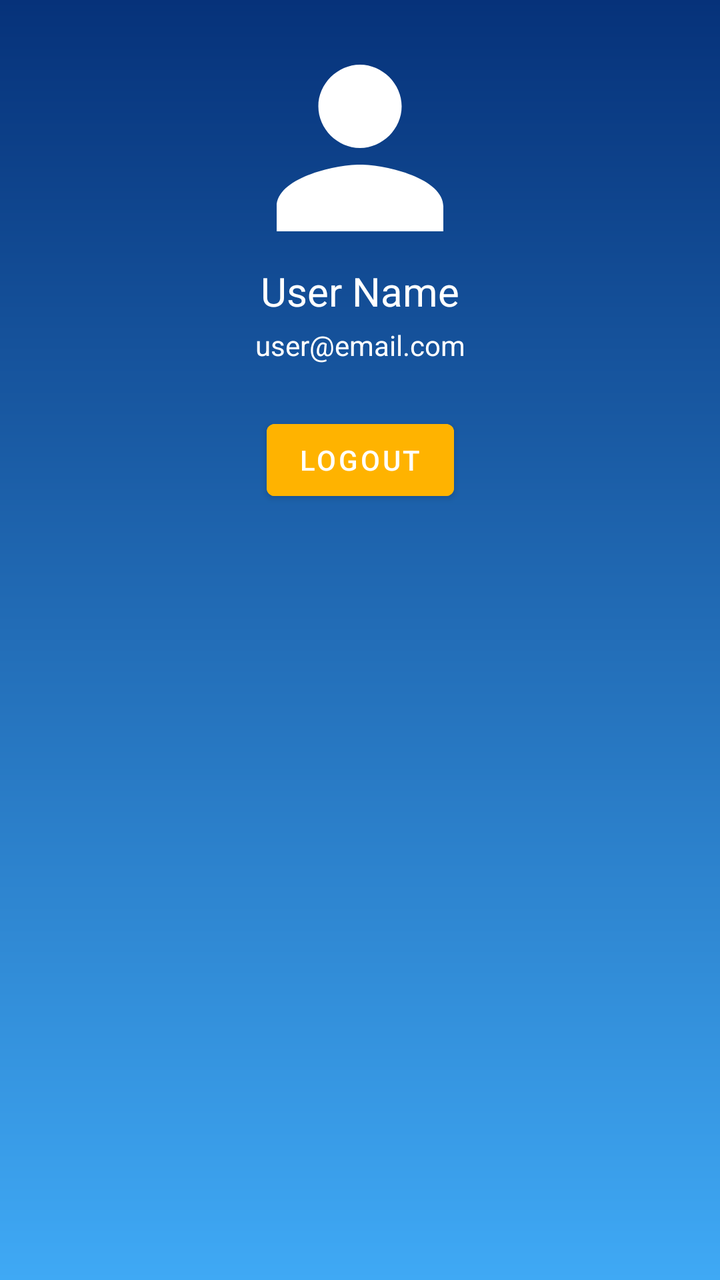
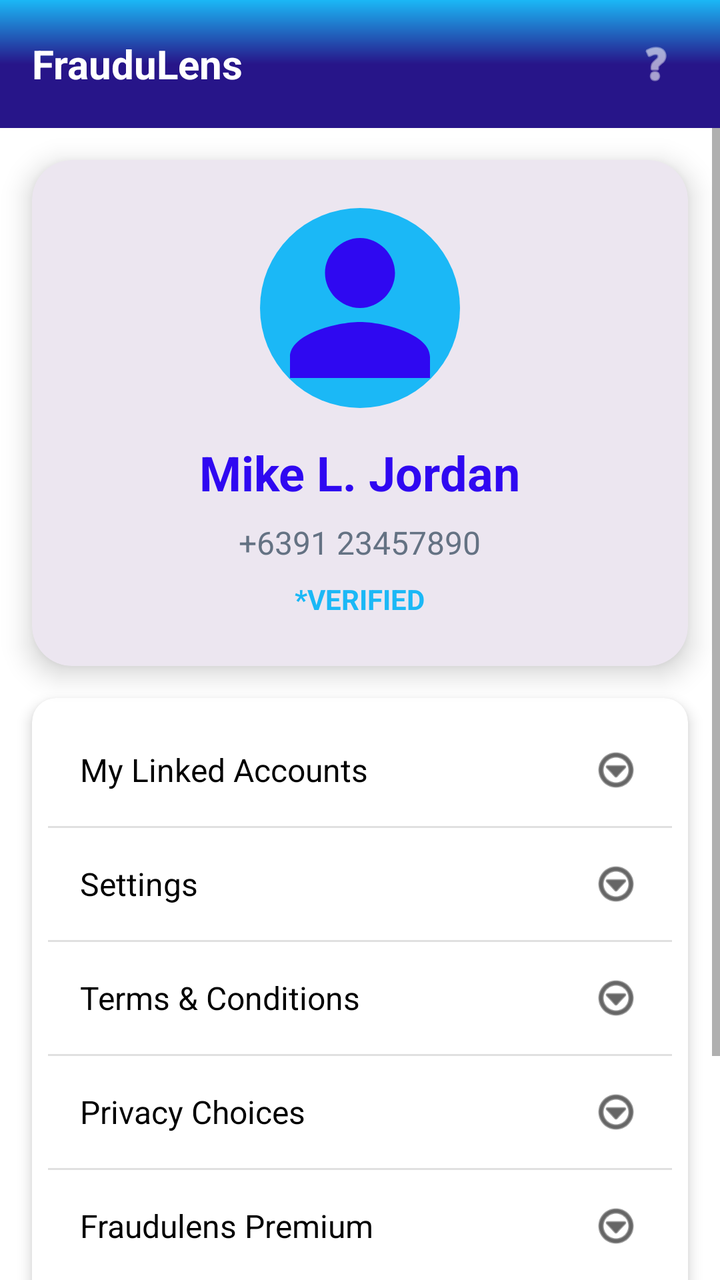

An Android layout rendered at two revisions. The XML below is the earlier revision; the diff shows what the commit changed to produce the second picture.
<!-- AndroidManifest.xml: application theme Theme.FrauduLens -->
<!-- res/layout/fragment_profile.xml -->
<?xml version="1.0" encoding="utf-8"?>
<androidx.constraintlayout.widget.ConstraintLayout
    xmlns:android="http://schemas.android.com/apk/res/android"
    xmlns:app="http://schemas.android.com/apk/res-auto"
    android:layout_width="match_parent"
    android:layout_height="match_parent"
    android:background="@drawable/gradient_bg"
    android:padding="24dp">

    <ImageView
        android:id="@+id/ivProfile"
        android:layout_width="100dp"
        android:layout_height="100dp"
        android:src="@drawable/ic_profile"
        android:tint="@color/white"
        android:layout_marginBottom="8dp"
        app:layout_constraintTop_toTopOf="parent"
        app:layout_constraintStart_toStartOf="parent"
        app:layout_constraintEnd_toEndOf="parent" />

    <TextView
        android:id="@+id/tvName"
        android:layout_width="wrap_content"
        android:layout_height="wrap_content"
        android:text="User Name"
        android:textSize="20sp"
        android:textColor="@color/white"
        app:layout_constraintTop_toBottomOf="@id/ivProfile"
        app:layout_constraintStart_toStartOf="parent"
        app:layout_constraintEnd_toEndOf="parent"
        android:layout_marginTop="8dp" />

    <TextView
        android:id="@+id/tvEmail"
        android:layout_width="wrap_content"
        android:layout_height="wrap_content"
        android:text="user@email.com"
        android:textColor="@color/white"
        app:layout_constraintTop_toBottomOf="@id/tvName"
        app:layout_constraintStart_toStartOf="parent"
        app:layout_constraintEnd_toEndOf="parent"
        android:layout_marginTop="4dp" />

    <Button
        android:id="@+id/btnLogout"
        android:layout_width="wrap_content"
        android:layout_height="wrap_content"
        android:text="Logout"
        android:backgroundTint="@color/accentColor"
        android:textColor="@color/white"
        app:layout_constraintTop_toBottomOf="@id/tvEmail"
        app:layout_constraintStart_toStartOf="parent"
        app:layout_constraintEnd_toEndOf="parent"
        android:layout_marginTop="24dp" />

</androidx.constraintlayout.widget.ConstraintLayout>
<!-- resources referenced by this layout -->
<resources>
  <color name="accentColor">#FFB300</color>
  <color name="white">#FFFFFF</color>
  <!-- drawable gradient_bg (drawable) -->
  <?xml version="1.0" encoding="utf-8"?>
  <shape xmlns:android="http://schemas.android.com/apk/res/android" android:shape="rectangle">
      <gradient
          android:angle="270"
          android:startColor="@color/bgStart"
          android:endColor="@color/bgEnd" />
  </shape>
  <!-- drawable ic_profile (drawable) -->
  <?xml version="1.0" encoding="utf-8"?>
  <vector xmlns:android="http://schemas.android.com/apk/res/android"
      android:width="24dp" android:height="24dp" android:viewportWidth="24" android:viewportHeight="24">
      <path android:fillColor="@color/primaryColor" android:pathData="M12 12c2.7 0 5-2.3 5-5s-2.3-5-5-5-5 2.3-5 5 2.3 5 5 5zm0 2c-3.3 0-10 1.7-10 5v3h20v-3c0-3.3-6.7-5-10-5z"/>
  </vector>
  <style name="Theme.FrauduLens" parent="Theme.MaterialComponents.DayNight.NoActionBar">
          <item name="colorPrimary">@color/primaryColor</item>
          <item name="colorPrimaryVariant">@color/primaryVariant</item>
          <item name="colorSecondary">@color/secondaryColor</item>
          <item name="android:statusBarColor">@color/primaryVariant</item>
          <item name="android:navigationBarColor">@color/primaryVariant</item>
          <item name="materialCardViewStyle">@style/Widget.MaterialComponents.CardView</item>
          <item name="android:windowBackground">@drawable/gradient_bg</item>
      </style>
  <color name="bgStart">#06327A</color>
  <color name="bgEnd">#3FA9F5</color>
  <color name="primaryColor">#0B3D91</color>
  <color name="primaryVariant">#042A66</color>
  <color name="secondaryColor">#00A86B</color>
</resources>

<!-- the commit's change to res/layout/fragment_profile.xml (unified diff, before → after) -->
@@ -1,56 +1,338 @@
 <?xml version="1.0" encoding="utf-8"?>
-<androidx.constraintlayout.widget.ConstraintLayout
-    xmlns:android="http://schemas.android.com/apk/res/android"
+<androidx.constraintlayout.widget.ConstraintLayout xmlns:android="http://schemas.android.com/apk/res/android"
     xmlns:app="http://schemas.android.com/apk/res-auto"
     android:layout_width="match_parent"
     android:layout_height="match_parent"
-    android:background="@drawable/gradient_bg"
-    android:padding="24dp">
-
-    <ImageView
-        android:id="@+id/ivProfile"
-        android:layout_width="100dp"
-        android:layout_height="100dp"
-        android:src="@drawable/ic_profile"
-        android:tint="@color/white"
-        android:layout_marginBottom="8dp"
+    android:background="@color/surface">
+
+    
+    <LinearLayout
+        android:id="@+id/header"
+        android:layout_width="0dp"
+        android:layout_height="wrap_content"
+        android:orientation="horizontal"
+        android:gravity="center_vertical"
+        android:padding="16dp"
+        android:background="@drawable/gradient_bg"
         app:layout_constraintTop_toTopOf="parent"
         app:layout_constraintStart_toStartOf="parent"
-        app:layout_constraintEnd_toEndOf="parent" />
-
-    <TextView
-        android:id="@+id/tvName"
-        android:layout_width="wrap_content"
-        android:layout_height="wrap_content"
-        android:text="User Name"
-        android:textSize="20sp"
-        android:textColor="@color/white"
-        app:layout_constraintTop_toBottomOf="@id/ivProfile"
+        app:layout_constraintEnd_toEndOf="parent">
+
+        <TextView
+            android:layout_width="0dp"
+            android:layout_height="wrap_content"
+            android:layout_weight="1"
+            android:text="FrauduLens"
+            android:textColor="@color/surface"
+            android:textSize="20sp"
+            android:textStyle="bold"/>
+
+        <ImageView
+            android:id="@+id/ivHelp"
+            android:layout_width="32dp"
+            android:layout_height="32dp"
+            android:src="@android:drawable/ic_menu_help"
+            android:tint="@color/surface"
+            android:padding="4dp"
+            android:clickable="true"
+            android:focusable="true"
+            android:background="?attr/selectableItemBackground"/>
+    </LinearLayout>
+
+    <ScrollView
+        android:layout_width="0dp"
+        android:layout_height="0dp"
+        app:layout_constraintTop_toBottomOf="@id/header"
+        app:layout_constraintBottom_toBottomOf="parent"
         app:layout_constraintStart_toStartOf="parent"
-        app:layout_constraintEnd_toEndOf="parent"
-        android:layout_marginTop="8dp" />
-
-    <TextView
-        android:id="@+id/tvEmail"
-        android:layout_width="wrap_content"
-        android:layout_height="wrap_content"
-        android:text="user@email.com"
-        android:textColor="@color/white"
-        app:layout_constraintTop_toBottomOf="@id/tvName"
-        app:layout_constraintStart_toStartOf="parent"
-        app:layout_constraintEnd_toEndOf="parent"
-        android:layout_marginTop="4dp" />
-
-    <Button
-        android:id="@+id/btnLogout"
-        android:layout_width="wrap_content"
-        android:layout_height="wrap_content"
-        android:text="Logout"
-        android:backgroundTint="@color/accentColor"
-        android:textColor="@color/white"
-        app:layout_constraintTop_toBottomOf="@id/tvEmail"
-        app:layout_constraintStart_toStartOf="parent"
-        app:layout_constraintEnd_toEndOf="parent"
-        android:layout_marginTop="24dp" />
+        app:layout_constraintEnd_toEndOf="parent">
+
+        <LinearLayout
+            android:layout_width="match_parent"
+            android:layout_height="wrap_content"
+            android:orientation="vertical">
+
+            
+            <com.google.android.material.card.MaterialCardView
+                android:layout_width="match_parent"
+                android:layout_height="wrap_content"
+                android:layout_margin="16dp"
+                app:cardCornerRadius="20dp"
+                app:cardElevation="8dp"
+                app:cardBackgroundColor="@color/colorLightPurple">
+
+                <LinearLayout
+                    android:layout_width="match_parent"
+                    android:layout_height="wrap_content"
+                    android:orientation="vertical"
+                    android:padding="24dp">
+
+                    <ImageView
+                        android:id="@+id/ivProfile"
+                        android:layout_width="100dp"
+                        android:layout_height="100dp"
+                        android:src="@drawable/ic_profile"
+                        android:background="@drawable/bg_circle"
+                        android:backgroundTint="@color/colorBlue"
+                        android:padding="8dp"
+                        android:layout_gravity="center_horizontal"
+                        android:layout_marginBottom="16dp"/>
+
+                    <TextView
+                        android:id="@+id/tvName"
+                        android:layout_width="wrap_content"
+                        android:layout_height="wrap_content"
+                        android:text="Mike L. Jordan"
+                        android:textColor="@color/colorPurple"
+                        android:textSize="24sp"
+                        android:textStyle="bold"
+                        android:layout_gravity="center_horizontal"
+                        android:layout_marginBottom="8dp"/>
+
+                    <TextView
+                        android:id="@+id/tvPhone"
+                        android:layout_width="wrap_content"
+                        android:layout_height="wrap_content"
+                        android:text="+6391 23457890"
+                        android:textColor="@color/colorGray"
+                        android:textSize="16sp"
+                        android:layout_gravity="center_horizontal"
+                        android:layout_marginBottom="8dp"/>
+
+                    <TextView
+                        android:layout_width="wrap_content"
+                        android:layout_height="wrap_content"
+                        android:text="*VERIFIED"
+                        android:textColor="@color/colorBlue"
+                        android:textSize="14sp"
+                        android:textStyle="bold"
+                        android:layout_gravity="center_horizontal"/>
+                </LinearLayout>
+            </com.google.android.material.card.MaterialCardView>
+
+            
+            <com.google.android.material.card.MaterialCardView
+                android:layout_width="match_parent"
+                android:layout_height="wrap_content"
+                android:layout_marginHorizontal="16dp"
+                android:layout_marginBottom="16dp"
+                app:cardCornerRadius="12dp"
+                app:cardElevation="4dp"
+                app:cardBackgroundColor="@color/surface">
+
+                <LinearLayout
+                    android:layout_width="match_parent"
+                    android:layout_height="wrap_content"
+                    android:orientation="vertical"
+                    android:padding="8dp">
+
+                    <LinearLayout
+                        android:id="@+id/llLinkedAccounts"
+                        android:layout_width="match_parent"
+                        android:layout_height="56dp"
+                        android:orientation="horizontal"
+                        android:gravity="center_vertical"
+                        android:padding="16dp"
+                        android:clickable="true"
+                        android:focusable="true"
+                        android:background="?attr/selectableItemBackground">
+
+                        <TextView
+                            android:layout_width="0dp"
+                            android:layout_height="wrap_content"
+                            android:layout_weight="1"
+                            android:text="My Linked Accounts"
+                            android:textColor="@color/textPrimary"
+                            android:textSize="16sp"/>
+
+                        <ImageView
+                            android:layout_width="24dp"
+                            android:layout_height="24dp"
+                            android:src="@android:drawable/ic_menu_more"
+                            android:tint="@color/textPrimary"/>
+                    </LinearLayout>
+
+                    <View
+                        android:layout_width="match_parent"
+                        android:layout_height="1dp"
+                        android:background="#E0E0E0"/>
+
+                    <LinearLayout
+                        android:id="@+id/llSettings"
+                        android:layout_width="match_parent"
+                        android:layout_height="56dp"
+                        android:orientation="horizontal"
+                        android:gravity="center_vertical"
+                        android:padding="16dp"
+                        android:clickable="true"
+                        android:focusable="true"
+                        android:background="?attr/selectableItemBackground">
+
+                        <TextView
+                            android:layout_width="0dp"
+                            android:layout_height="wrap_content"
+                            android:layout_weight="1"
+                            android:text="Settings"
+                            android:textColor="@color/textPrimary"
+                            android:textSize="16sp"/>
+
+                        <ImageView
+                            android:layout_width="24dp"
+                            android:layout_height="24dp"
+                            android:src="@android:drawable/ic_menu_more"
+                            android:tint="@color/textPrimary"/>
+                    </LinearLayout>
+
+                    <View
+                        android:layout_width="match_parent"
+                        android:layout_height="1dp"
+                        android:background="#E0E0E0"/>
+
+                    <LinearLayout
+                        android:layout_width="match_parent"
+                        android:layout_height="56dp"
+                        android:orientation="horizontal"
+                        android:gravity="center_vertical"
+                        android:padding="16dp"
+                        android:clickable="true"
+                        android:focusable="true"
+                        android:background="?attr/selectableItemBackground">
+
+                        <TextView
+                            android:layout_width="0dp"
+                            android:layout_height="wrap_content"
+                            android:layout_weight="1"
+                            android:text="Terms &amp; Conditions"
+                            android:textColor="@color/textPrimary"
+                            android:textSize="16sp"/>
+
+                        <ImageView
+                            android:layout_width="24dp"
+                            android:layout_height="24dp"
+                            android:src="@android:drawable/ic_menu_more"
+                            android:tint="@color/textPrimary"/>
+                    </LinearLayout>
+
+                    <View
+                        android:layout_width="match_parent"
+                        android:layout_height="1dp"
+                        android:background="#E0E0E0"/>
+
+                    <LinearLayout
+                        android:layout_width="match_parent"
+                        android:layout_height="56dp"
+                        android:orientation="horizontal"
+                        android:gravity="center_vertical"
+                        android:padding="16dp"
+                        android:clickable="true"
+                        android:focusable="true"
+                        android:background="?attr/selectableItemBackground">
+
+                        <TextView
+                            android:layout_width="0dp"
+                            android:layout_height="wrap_content"
+                            android:layout_weight="1"
+                            android:text="Privacy Choices"
+                            android:textColor="@color/textPrimary"
+                            android:textSize="16sp"/>
+
+                        <ImageView
+                            android:layout_width="24dp"
+                            android:layout_height="24dp"
+                            android:src="@android:drawable/ic_menu_more"
+                            android:tint="@color/textPrimary"/>
+                    </LinearLayout>
+
+                    <View
+                        android:layout_width="match_parent"
+                        android:layout_height="1dp"
+                        android:background="#E0E0E0"/>
+
+                    <LinearLayout
+                        android:layout_width="match_parent"
+                        android:layout_height="56dp"
+                        android:orientation="horizontal"
+                        android:gravity="center_vertical"
+                        android:padding="16dp"
+                        android:clickable="true"
+                        android:focusable="true"
+                        android:background="?attr/selectableItemBackground">
+
+                        <TextView
+                            android:layout_width="0dp"
+                            android:layout_height="wrap_content"
+                            android:layout_weight="1"
+                            android:text="Fraudulens Premium"
+                            android:textColor="@color/textPrimary"
+                            android:textSize="16sp"/>
+
+                        <ImageView
+                            android:layout_width="24dp"
+                            android:layout_height="24dp"
+                            android:src="@android:drawable/ic_menu_more"
+                            android:tint="@color/textPrimary"/>
+                    </LinearLayout>
+
+                    <View
+                        android:layout_width="match_parent"
+                        android:layout_height="1dp"
+                        android:background="#E0E0E0"/>
+
+                    <LinearLayout
+                        android:layout_width="match_parent"
+                        android:layout_height="56dp"
+                        android:orientation="horizontal"
+                        android:gravity="center_vertical"
+                        android:padding="16dp"
+                        android:clickable="true"
+                        android:focusable="true"
+                        android:background="?attr/selectableItemBackground">
+
+                        <TextView
+                            android:layout_width="0dp"
+                            android:layout_height="wrap_content"
+                            android:layout_weight="1"
+                            android:text="Help"
+                            android:textColor="@color/textPrimary"
+                            android:textSize="16sp"/>
+
+                        <ImageView
+                            android:layout_width="24dp"
+                            android:layout_height="24dp"
+                            android:src="@android:drawable/ic_menu_more"
+                            android:tint="@color/textPrimary"/>
+                    </LinearLayout>
+
+                    <View
+                        android:layout_width="match_parent"
+                        android:layout_height="1dp"
+                        android:background="#E0E0E0"/>
+
+                    <LinearLayout
+                        android:id="@+id/llLogout"
+                        android:layout_width="match_parent"
+                        android:layout_height="56dp"
+                        android:orientation="horizontal"
+                        android:gravity="center_vertical"
+                        android:padding="16dp"
+                        android:clickable="true"
+                        android:focusable="true"
+                        android:background="?attr/selectableItemBackground">
+
+                        <TextView
+                            android:layout_width="0dp"
+                            android:layout_height="wrap_content"
+                            android:layout_weight="1"
+                            android:text="Log out"
+                            android:textColor="@color/colorPurple"
+                            android:textSize="16sp"
+                            android:textStyle="bold"/>
+                    </LinearLayout>
+
+                </LinearLayout>
+            </com.google.android.material.card.MaterialCardView>
+
+        </LinearLayout>
+    </ScrollView>
 
 </androidx.constraintlayout.widget.ConstraintLayout>
<!-- resource entries referenced after the edit -->
@@ -1,14 +1,25 @@
 <!-- resources referenced by this layout -->
 <resources>
-  <color name="accentColor">#FFB300</color>
-  <color name="white">#FFFFFF</color>
+  <color name="colorBlue">#1BB8F6</color>
+  <color name="colorGray">#647283</color>
+  <color name="colorLightPurple">#ECE6F0</color>
+  <color name="colorPurple">#2F08F1</color>
+  <color name="surface">#FFFFFF</color>
+  <color name="textPrimary">#000000</color>
+  <!-- drawable bg_circle (drawable) -->
+  <shape xmlns:android="http://schemas.android.com/apk/res/android" android:shape="oval">
+      <solid android:color="#E8EAF6" />
+  </shape>
   <!-- drawable gradient_bg (drawable) -->
   <?xml version="1.0" encoding="utf-8"?>
   <shape xmlns:android="http://schemas.android.com/apk/res/android" android:shape="rectangle">
       <gradient
-          android:angle="270"
-          android:startColor="@color/bgStart"
-          android:endColor="@color/bgEnd" />
+          android:angle="90"
+          android:startColor="@color/colorDarkPurple"
+          android:centerColor="@color/colorDarkPurple"
+          android:centerY="0.5"
+          android:endColor="@color/colorBlue"
+          android:type="linear" />
   </shape>
   <!-- drawable ic_profile (drawable) -->
   <?xml version="1.0" encoding="utf-8"?>
@@ -24,11 +35,11 @@
           <item name="android:navigationBarColor">@color/primaryVariant</item>
           <item name="materialCardViewStyle">@style/Widget.MaterialComponents.CardView</item>
           <item name="android:windowBackground">@drawable/gradient_bg</item>
+          <item name="android:fontFamily">sans-serif</item>
       </style>
-  <color name="bgStart">#06327A</color>
-  <color name="bgEnd">#3FA9F5</color>
-  <color name="primaryColor">#0B3D91</color>
-  <color name="primaryVariant">#042A66</color>
-  <color name="secondaryColor">#00A86B</color>
+  <color name="colorDarkPurple">#271589</color>
+  <color name="primaryColor">#2F08F1</color>
+  <color name="primaryVariant">#271589</color>
+  <color name="secondaryColor">#1BB8F6</color>
 </resources>
 
